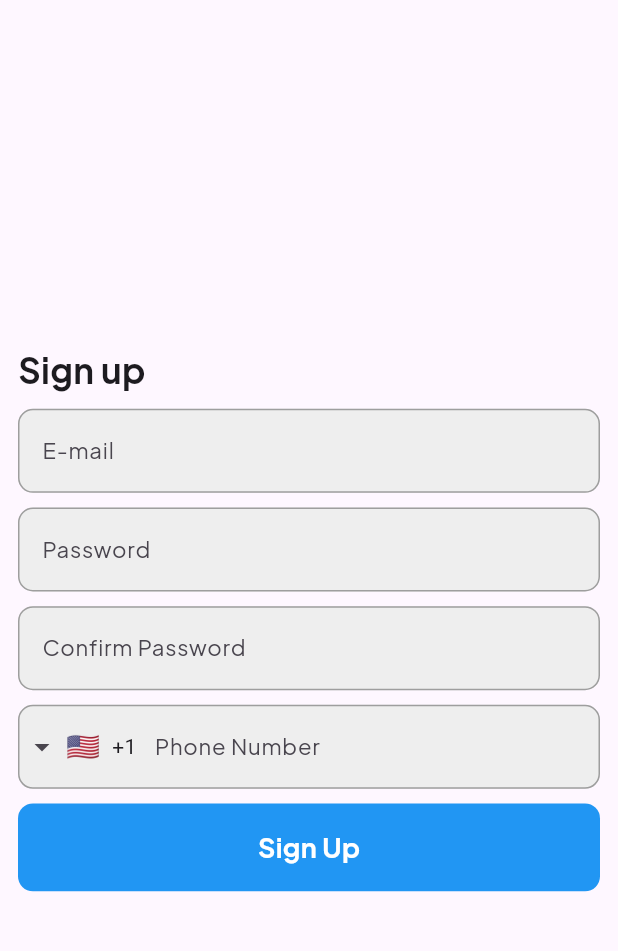
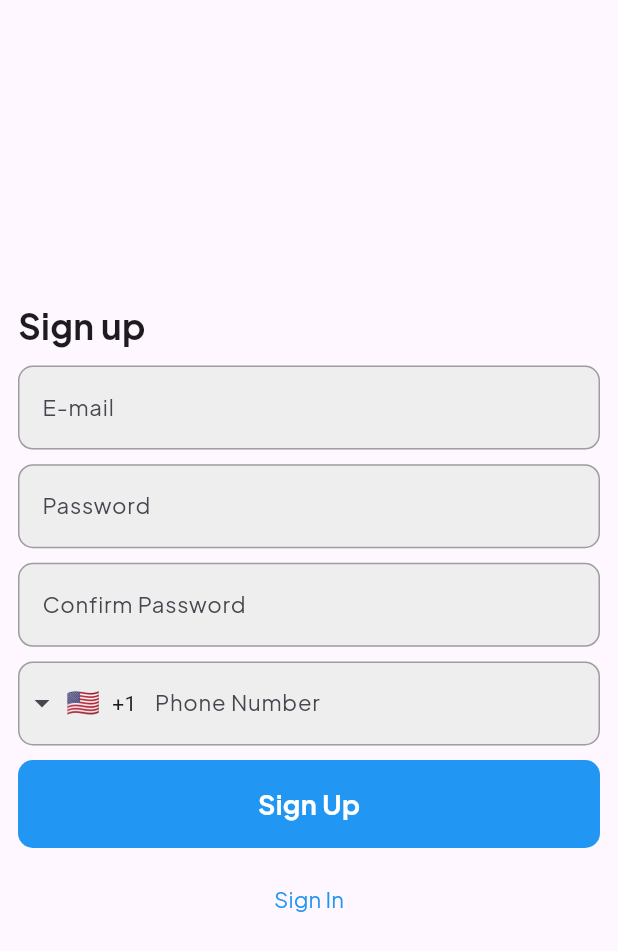
Before and after one commit to Febinjohnson96/chat_app, a Flutter app: the screen it shows after launch, on a phone screen of 412 x 824 dp. Shown: the top 951 px of the screen. Run offline on Flutter 3.47's test engine with Material 3 defaults, Android fonts, the phone set to English and light mode, and no system bars; drawn by our look-alikes of intl_phone_field; our stand-ins replace bloc, flutter_bloc, flutter_screenutil, freezed_annotation, get_it, go_router.

Commit message:
Text button added

```diff
--- a/lib/presentation/registration/ui/registration_screen.dart
+++ b/lib/presentation/registration/ui/registration_screen.dart
@@ -73,7 +73,11 @@ class _RegistrationScreenState extends State<RegistrationScreen> {
           ),
           const AppButton(
             buttonTitle: "Sign Up",
-          )
+          ),
+          SizedBox(
+            height: 10.h,
+          ),
+          Center(child: TextButton(onPressed: (){}, child: Text("Sign In", style: AppTypography.jakarta14w100.copyWith(color: Colors.blue),)))
         ],
       ),
     );
```
